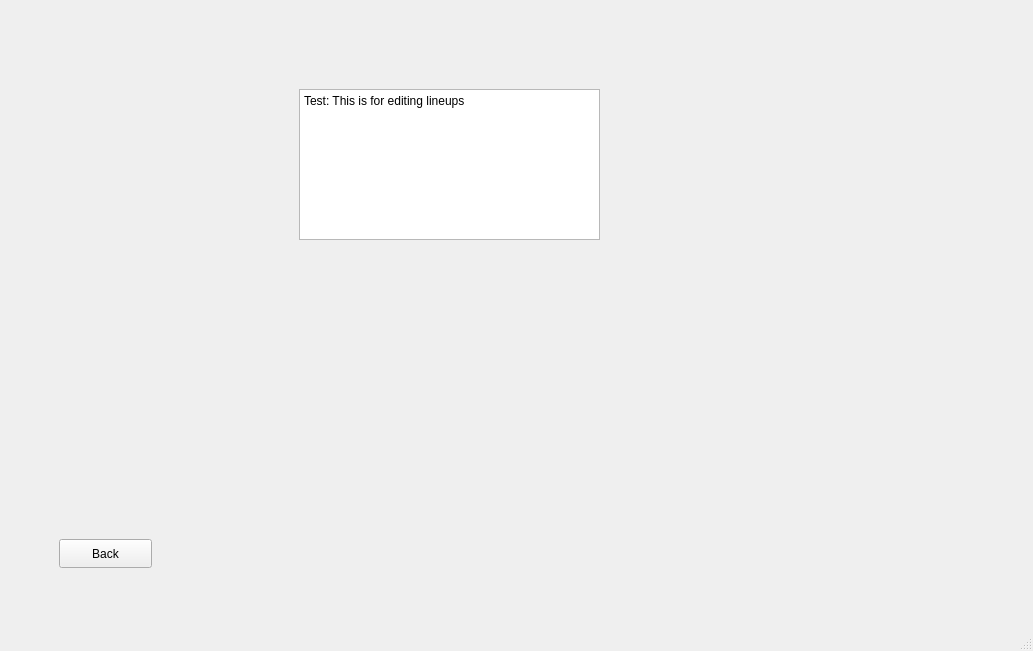
Before: the Qt Designer form mainwindow.ui in msiu7/Hockey-Simulation-Engine, drawn with Qt 5.
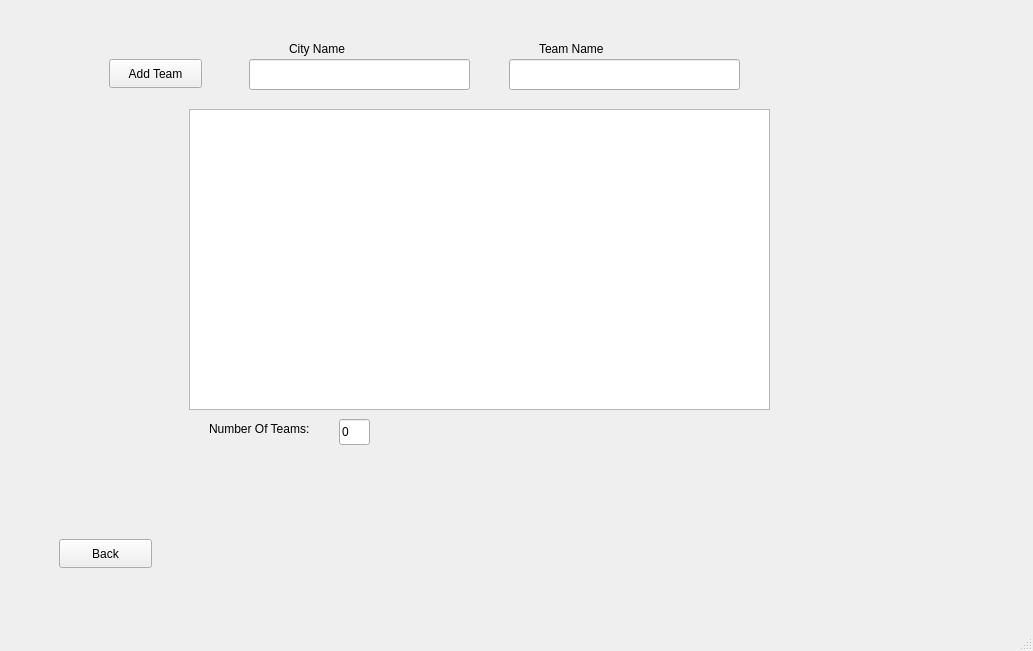
After: the same form once the commit is applied. The open tabs and pages were chosen to show the change.

Commit message: Added the ability to add Teams and display number of Teams.

```diff
--- a/mainwindow.ui
+++ b/mainwindow.ui
@@ -62,26 +62,6 @@
        </widget>
       </widget>
       <widget class="QWidget" name="pageEditLineUps">
-       <widget class="QTextEdit" name="textEdit">
-        <property name="geometry">
-         <rect>
-          <x>290</x>
-          <y>80</y>
-          <width>301</width>
-          <height>151</height>
-         </rect>
-        </property>
-        <property name="html">
-         <string>&lt;!DOCTYPE HTML PUBLIC &quot;-//W3C//DTD HTML 4.0//EN&quot; &quot;http://www.w3.org/TR/REC-html40/strict.dtd&quot;&gt;
-&lt;html&gt;&lt;head&gt;&lt;meta name=&quot;qrichtext&quot; content=&quot;1&quot; /&gt;&lt;meta charset=&quot;utf-8&quot; /&gt;&lt;style type=&quot;text/css&quot;&gt;
-p, li { white-space: pre-wrap; }
-hr { height: 1px; border-width: 0; }
-li.unchecked::marker { content: &quot;\2610&quot;; }
-li.checked::marker { content: &quot;\2612&quot;; }
-&lt;/style&gt;&lt;/head&gt;&lt;body style=&quot; font-family:'Segoe UI'; font-size:9pt; font-weight:400; font-style:normal;&quot;&gt;
-&lt;p style=&quot; margin-top:0px; margin-bottom:0px; margin-left:0px; margin-right:0px; -qt-block-indent:0; text-indent:0px;&quot;&gt;Test: This is for editing lineups&lt;/p&gt;&lt;/body&gt;&lt;/html&gt;</string>
-        </property>
-       </widget>
        <widget class="QPushButton" name="backButton1">
         <property name="geometry">
          <rect>
@@ -95,6 +75,101 @@
          <string>Back</string>
         </property>
        </widget>
+       <widget class="QPushButton" name="addTeamButton">
+        <property name="geometry">
+         <rect>
+          <x>100</x>
+          <y>50</y>
+          <width>93</width>
+          <height>29</height>
+         </rect>
+        </property>
+        <property name="text">
+         <string>Add Team</string>
+        </property>
+       </widget>
+       <widget class="QListWidget" name="teamsListWidget">
+        <property name="geometry">
+         <rect>
+          <x>180</x>
+          <y>100</y>
+          <width>581</width>
+          <height>301</height>
+         </rect>
+        </property>
+       </widget>
+       <widget class="QLineEdit" name="cityLineEdit">
+        <property name="geometry">
+         <rect>
+          <x>240</x>
+          <y>50</y>
+          <width>221</width>
+          <height>31</height>
+         </rect>
+        </property>
+       </widget>
+       <widget class="QLineEdit" name="teamNameLineEdit">
+        <property name="geometry">
+         <rect>
+          <x>500</x>
+          <y>50</y>
+          <width>231</width>
+          <height>31</height>
+         </rect>
+        </property>
+       </widget>
+       <widget class="QLabel" name="cityLabel">
+        <property name="geometry">
+         <rect>
+          <x>280</x>
+          <y>20</y>
+          <width>91</width>
+          <height>40</height>
+         </rect>
+        </property>
+        <property name="text">
+         <string>City Name</string>
+        </property>
+       </widget>
+       <widget class="QLabel" name="teamNameLabel">
+        <property name="geometry">
+         <rect>
+          <x>530</x>
+          <y>20</y>
+          <width>151</width>
+          <height>40</height>
+         </rect>
+        </property>
+        <property name="text">
+         <string>Team Name</string>
+        </property>
+       </widget>
+       <widget class="QLabel" name="numberOfTeamsLabel">
+        <property name="geometry">
+         <rect>
+          <x>200</x>
+          <y>410</y>
+          <width>131</width>
+          <height>20</height>
+         </rect>
+        </property>
+        <property name="text">
+         <string>Number Of Teams:</string>
+        </property>
+       </widget>
+       <widget class="QLineEdit" name="numberOfTeamsLineEdit">
+        <property name="geometry">
+         <rect>
+          <x>330</x>
+          <y>410</y>
+          <width>31</width>
+          <height>26</height>
+         </rect>
+        </property>
+        <property name="text">
+         <string>0</string>
+        </property>
+       </widget>
       </widget>
       <widget class="QWidget" name="pageExitTest">
        <widget class="QScrollBar" name="verticalScrollBar">
```
The commit also changes 5 other files.
